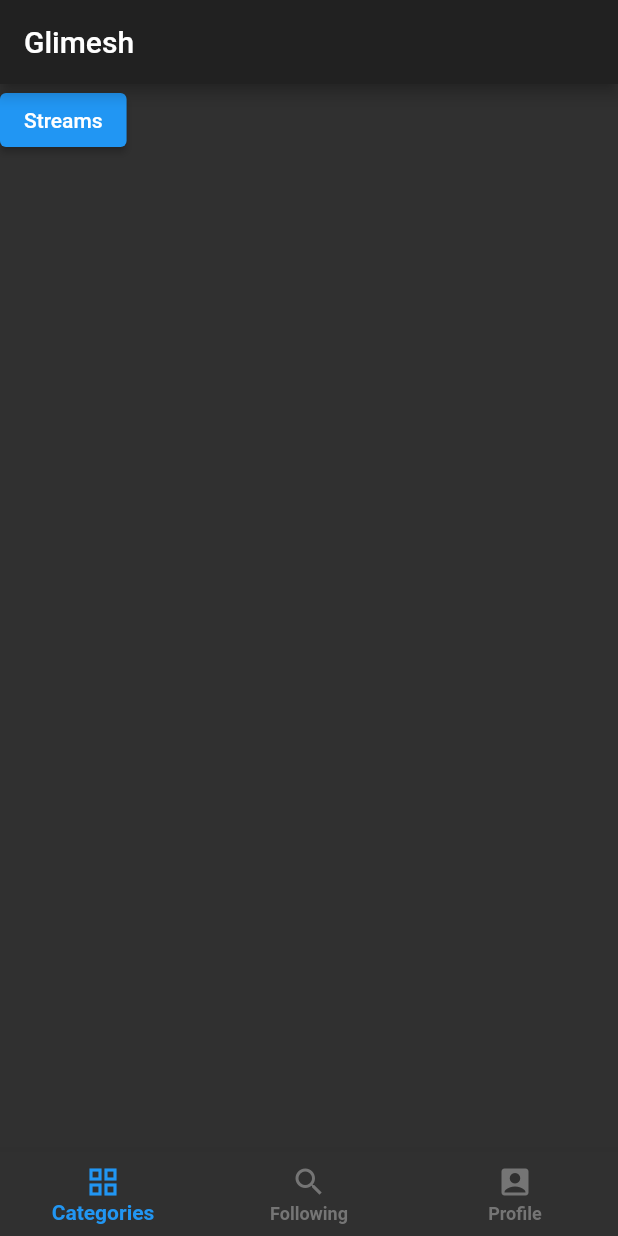
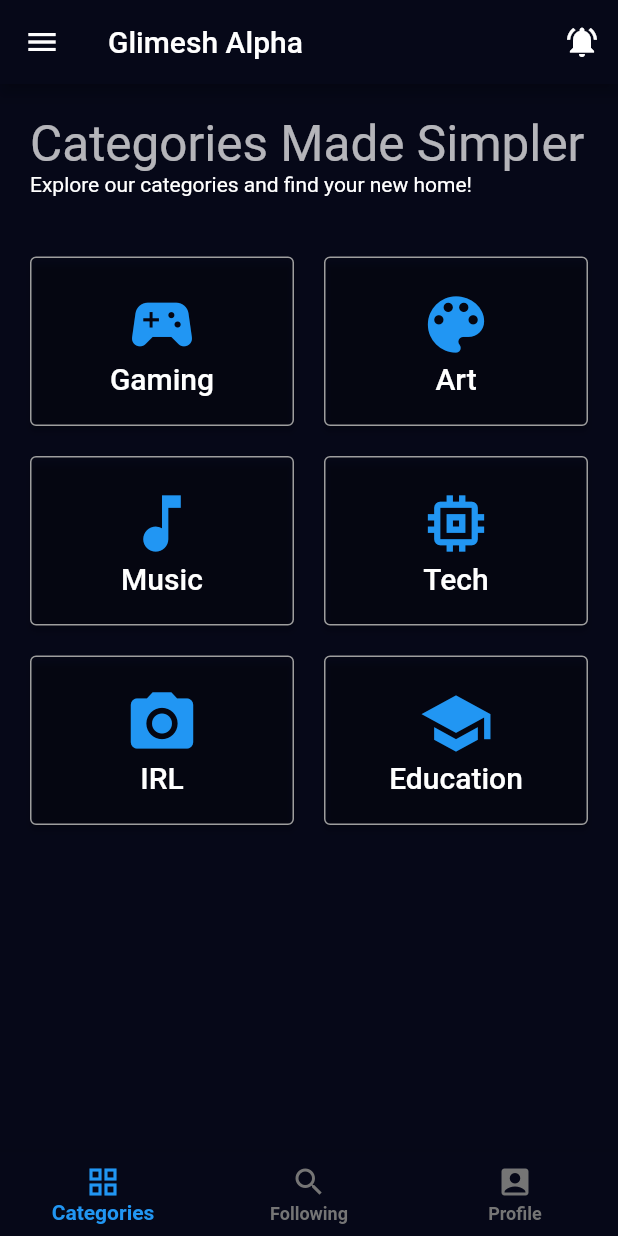
Before and after one commit to Glimesh/glimesh_app, a Flutter app: the screen it shows after launch, on a phone screen of 412 x 824 dp. Run offline on Flutter 3.47's test engine with Material 2 defaults, Android fonts, the phone set to English and light mode, and no system bars; drawn by our look-alikes of auto_size_text; our stand-ins replace equatable, flutter_bloc, graphql_flutter; missing offline and left inert: flutter_webrtc, gql, gql_phoenix_link, janus_client.

Commit message:
Adding category list screen and cleaning up some of the main app details

```diff
--- a/lib/graphql/queries/channels.dart
+++ b/lib/graphql/queries/channels.dart
@@ -1,6 +1,6 @@
 const String queryLiveChannels = r'''
-query LiveChannels {
-  channels(status:LIVE) {
+query LiveChannels($categorySlug: String!) {
+  channels(status: LIVE, categorySlug: $categorySlug) {
     id
     title
     stream {
--- a/lib/main.dart
+++ b/lib/main.dart
@@ -1,13 +1,9 @@
 import 'package:flutter/material.dart';
-import 'package:flutter_bloc/flutter_bloc.dart';
-import 'package:glimesh_app/blocs/repos/channel_list_bloc.dart';
-import 'package:glimesh_app/repository.dart';
+import 'package:glimesh_app/screens/CategoryListScreen.dart';
 import 'package:glimesh_app/screens/ChannelListScreen.dart';
 import 'package:glimesh_app/screens/ChannelScreen.dart';
-import 'package:glimesh_app/screens/LoginScreen.dart';
 import 'package:gql_phoenix_link/gql_phoenix_link.dart';
 import 'package:graphql_flutter/graphql_flutter.dart';
-import 'blocs/repos/chat_messages_bloc.dart';
 
 Future<void> main() async {
   runApp(GlimeshApp());
@@ -38,34 +34,40 @@
     return FutureBuilder(
         future: _client(),
         builder: (BuildContext context, AsyncSnapshot<GraphQLClient> snapshot) {
-
-
           if (snapshot.hasData) {
             GraphQLClient client = snapshot.data!;
 
             final routes = <String, WidgetBuilder>{
-              '/channels': (BuildContext context) => new ChannelListScreen(client: client),
-              '/channel': (BuildContext context) => new ChannelScreen(client: client),
+              '/channels': (BuildContext context) =>
+                  new ChannelListScreen(client: client),
+              '/channel': (BuildContext context) =>
+                  new ChannelScreen(client: client),
             };
 
             return MaterialApp(
-              title: 'Glimesh',
+              title: 'Glimesh Alpha',
               routes: routes,
               theme: ThemeData(
                 brightness: Brightness.dark,
               ),
               darkTheme: ThemeData(
                 brightness: Brightness.dark,
+                primaryColor: Color(0xff060818),
+                canvasColor: Color(0xff060818),
+                bottomAppBarColor: Color(0xff0e1726),
+                textTheme: TextTheme().apply(
+                    bodyColor: Color(0xffffffff),
+                    displayColor: Color(0xffffffff)),
               ),
               themeMode: ThemeMode.dark,
-              home: MyHomePage(title: 'Glimesh'),
+              home: MyHomePage(title: 'Glimesh Alpha'),
             );
           } else if (snapshot.hasError) {
             return Container(child: Text("Error Loading API"));
-
           }
 
-          return Container(child: Center(
+          return Container(
+              child: Center(
             child: Text("Loading", textDirection: TextDirection.ltr),
           ));
         });
@@ -96,8 +98,45 @@
     return Scaffold(
       appBar: AppBar(
         title: Text(widget.title!),
+        // leading: IconButton(icon: const Icon(Icons.menu), onPressed: () => {}),
+        actions: [
+          IconButton(
+              icon: const Icon(Icons.notifications_active),
+              onPressed: () => {}),
+        ],
       ),
-      body: LoginScreen(),
+      drawer: Drawer(
+        child: ListView(
+          padding: EdgeInsets.zero,
+          children: const <Widget>[
+            DrawerHeader(
+              decoration: BoxDecoration(
+                color: Colors.blue,
+              ),
+              child: Text(
+                'Drawer Header',
+                style: TextStyle(
+                  color: Colors.white,
+                  fontSize: 24,
+                ),
+              ),
+            ),
+            ListTile(
+              leading: Icon(Icons.message),
+              title: Text('Messages'),
+            ),
+            ListTile(
+              leading: Icon(Icons.account_circle),
+              title: Text('Profile'),
+            ),
+            ListTile(
+              leading: Icon(Icons.settings),
+              title: Text('Settings'),
+            ),
+          ],
+        ),
+      ),
+      body: CategoryListScreen(),
       bottomNavigationBar: BottomNavigationBar(
         selectedItemColor: Colors.blue,
         unselectedItemColor: Colors.grey.shade600,
--- a/lib/repository.dart
+++ b/lib/repository.dart
@@ -10,7 +10,7 @@
 
   GlimeshRepository({required this.client});
 
-  Future<QueryResult> getLiveChannels() async {
+  Future<QueryResult> getLiveChannels(String categorySlug) async {
     // final WatchQueryOptions _options = WatchQueryOptions(
     //   document: parseString(channel_queries.queryLiveChannels),
     //   variables: <String, dynamic>{},
@@ -21,7 +21,7 @@
     // return await client.query(_options);
     return client.query(QueryOptions(
       document: parseString(channel_queries.queryLiveChannels),
-      variables: <String, dynamic>{},
+      variables: <String, dynamic>{"categorySlug": categorySlug},
     ));
   }
 
--- /dev/null
+++ b/lib/screens/CategoryListScreen.dart
@@ -0,0 +1,150 @@
+import 'package:auto_size_text/auto_size_text.dart';
+import 'package:flutter/material.dart';
+
+class Category {
+  String name;
+  String slug;
+  IconData icon;
+
+  Category({
+    required this.name,
+    required this.slug,
+    this.icon = Icons.question_answer,
+  });
+}
+
+class CategoryListScreen extends StatelessWidget {
+  @override
+  Widget build(BuildContext context) {
+    return CategoryListWidget();
+  }
+}
+
+class CategoryListWidget extends StatelessWidget {
+  @override
+  Widget build(BuildContext context) {
+    return Column(children: [
+      buildHeader(context),
+      buildButtons(context),
+    ]);
+  }
+
+  Widget buildHeader(BuildContext context) {
+    return Container(
+      padding: EdgeInsets.all(20),
+      child: Column(
+        children: [
+          Row(
+            children: [
+              Expanded(
+                child: AutoSizeText(
+                  "Categories Made Simpler",
+                  style: Theme.of(context).textTheme.headline4,
+                  // style: TextStyle(fontSize: 20),
+                  maxLines: 1,
+                ),
+              )
+            ],
+          ),
+          Row(
+            children: [Text("Explore our categories and find your new home!")],
+          ),
+        ],
+      ),
+    );
+  }
+
+  Widget buildButtons(BuildContext context) {
+    return Container(
+      padding: EdgeInsets.all(10),
+      child: Column(
+        children: [
+          Row(
+            children: [
+              buildButton(
+                  context,
+                  Category(
+                      name: "Gaming",
+                      slug: "gaming",
+                      icon: Icons.sports_esports)),
+              buildButton(
+                  context,
+                  Category(
+                    name: "Art",
+                    slug: "art",
+                    icon: Icons.color_lens,
+                  )),
+            ],
+          ),
+          Row(
+            children: [
+              buildButton(
+                  context,
+                  Category(
+                    name: "Music",
+                    slug: "music",
+                    icon: Icons.music_note,
+                  )),
+              buildButton(
+                  context,
+                  Category(
+                    name: "Tech",
+                    slug: "tech",
+                    icon: Icons.memory,
+                  )),
+            ],
+          ),
+          Row(
+            children: [
+              buildButton(
+                  context,
+                  Category(
+                    name: "IRL",
+                    slug: "irl",
+                    icon: Icons.photo_camera,
+                  )),
+              buildButton(
+                  context,
+                  Category(
+                    name: "Education",
+                    slug: "education",
+                    icon: Icons.school,
+                  )),
+            ],
+          )
+        ],
+      ),
+    );
+  }
+
+  Widget buildButton(BuildContext context, Category category) {
+    return Expanded(
+      child: Container(
+        padding: EdgeInsets.all(10),
+        child: ElevatedButton(
+          onPressed: () => Navigator.pushNamed(
+            context,
+            '/channels',
+            arguments: category.slug,
+          ),
+          child: Column(
+            children: [
+              Icon(
+                category.icon,
+                color: Colors.blue,
+                size: 50,
+              ),
+              Text(category.name)
+            ],
+          ),
+          style: ElevatedButton.styleFrom(
+            side: BorderSide(width: 1, color: Colors.grey),
+            textStyle: Theme.of(context).textTheme.headline6,
+            primary: Colors.transparent,
+            padding: EdgeInsets.all(20),
+          ),
+        ),
+      ),
+    );
+  }
+}
--- a/pubspec.yaml
+++ b/pubspec.yaml
@@ -39,6 +39,7 @@
   equatable: ^2.0.0
   phoenix_wings: ^0.2.2
   gql_phoenix_link: ^0.1.0
+  auto_size_text: ^2.1.0
 
 dev_dependencies:
   flutter_test:
```
Also changed, not shown: lib/blocs/repos/channel_list_bloc.dart (+20 -18 lines), lib/blocs/repos/chat_messages_bloc.dart (+54 -58 lines), lib/components/Chat.dart (+9 -14 lines), lib/screens/ChannelListScreen.dart (+19 -8 lines), lib/screens/ChannelScreen.dart (+9 -53 lines), pubspec.lock, 7 other files.
